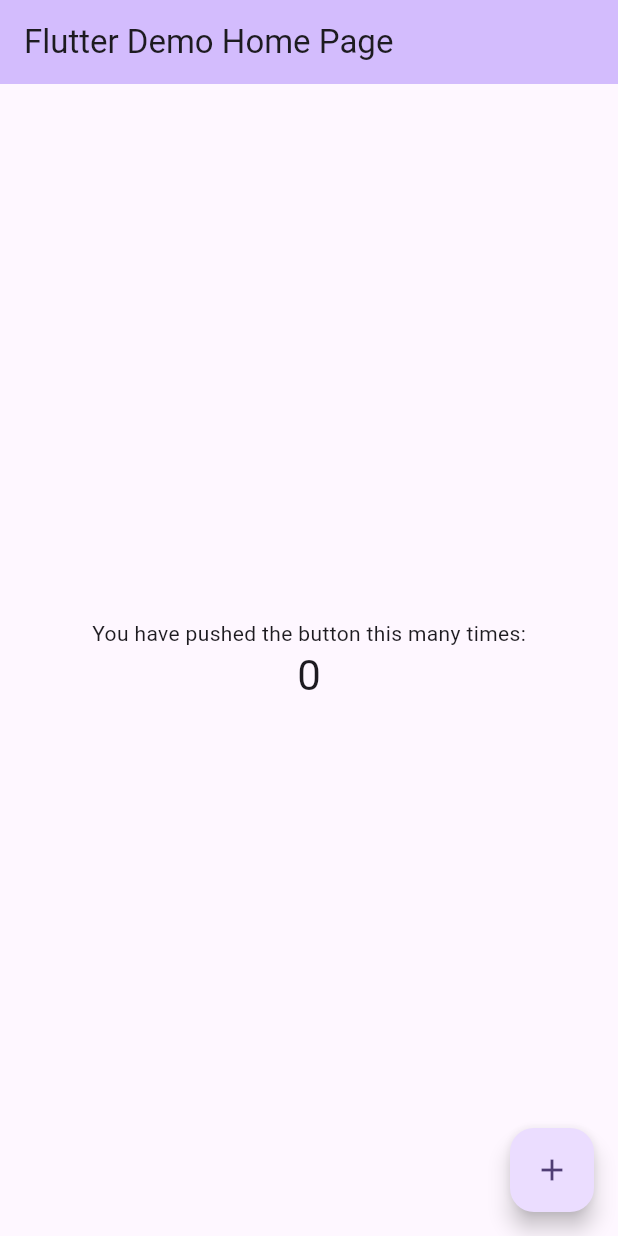
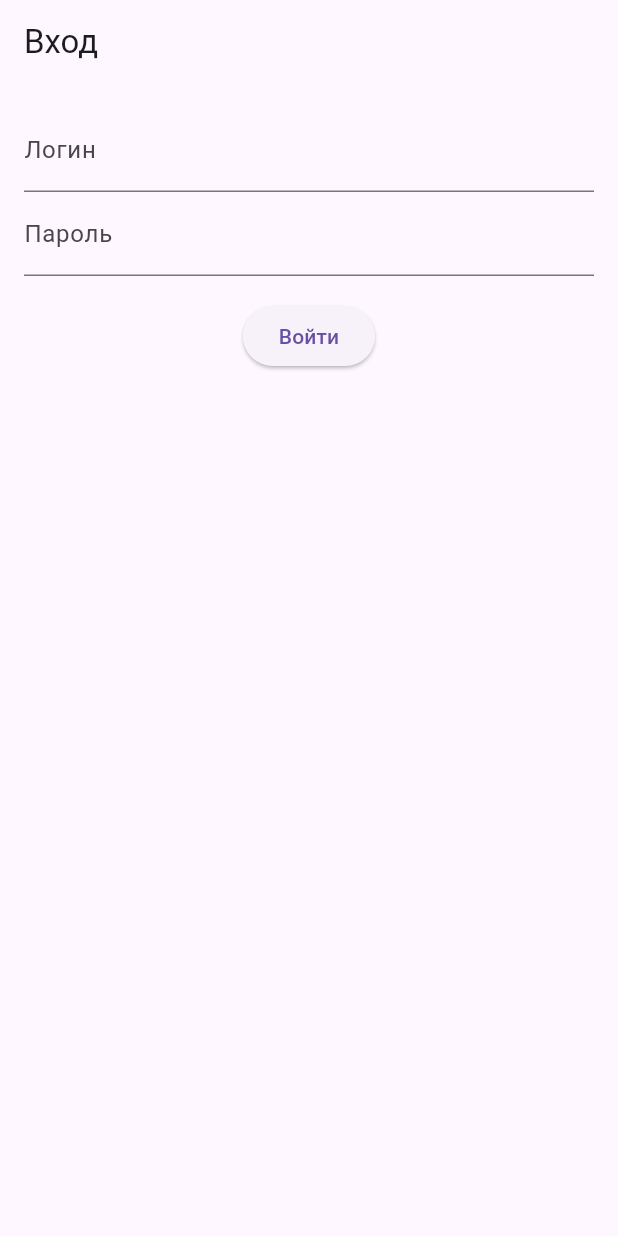
Before and after one commit to Ranger7097/cyberdom_app, a Flutter app: the screen it shows after launch, on a phone screen of 412 x 824 dp. Run offline on Flutter 3.47's test engine with Material 3 defaults, Android fonts, the phone set to English and light mode, and no system bars.

Commit message:
finish day

```diff
--- a/lib/main.dart
+++ b/lib/main.dart
@@ -1,4 +1,7 @@
 import 'package:flutter/material.dart';
+import 'package:provider/provider.dart';
+import 'screens/login_screen.dart';
+import 'providers/auth_provider.dart';
 
 void main() {
   runApp(const MyApp());
@@ -9,56 +12,12 @@ class MyApp extends StatelessWidget {
 
   @override
   Widget build(BuildContext context) {
-    return MaterialApp(
-      title: 'Flutter Demo',
-      theme: ThemeData(
-        colorScheme: ColorScheme.fromSeed(seedColor: Colors.deepPurple),
-      ),
-      home: const MyHomePage(title: 'Flutter Demo Home Page'),
-    );
-  }
-}
-
-class MyHomePage extends StatefulWidget {
-  const MyHomePage({super.key, required this.title});
-
-  final String title;
-
-  @override
-  State<MyHomePage> createState() => _MyHomePageState();
-}
-
-class _MyHomePageState extends State<MyHomePage> {
-  int _counter = 0;
-
-  void _incrementCounter() {
-    setState(() {});
-  }
-
-  @override
-  Widget build(BuildContext context) {
-    return Scaffold(
-      appBar: AppBar(
-        backgroundColor: Theme.of(context).colorScheme.inversePrimary,
-
-        title: Text(widget.title),
-      ),
-      body: Center(
-        child: Column(
-          mainAxisAlignment: MainAxisAlignment.center,
-          children: <Widget>[
-            const Text('You have pushed the button this many times:'),
-            Text(
-              '$_counter',
-              style: Theme.of(context).textTheme.headlineMedium,
-            ),
-          ],
-        ),
-      ),
-      floatingActionButton: FloatingActionButton(
-        onPressed: _incrementCounter,
-        tooltip: 'Increment',
-        child: const Icon(Icons.add),
+    return ChangeNotifierProvider(
+      create: (_) => AuthProvider(),
+      child: MaterialApp(
+        title: 'iCafe App',
+        theme: ThemeData(primarySwatch: Colors.blue),
+        home: const LoginScreen(),
       ),
     );
   }
--- /dev/null
+++ b/lib/providers/auth_provider.dart
@@ -0,0 +1,39 @@
+// ignore: library_prefixes
+import 'package:cyberdom_app/services/auth_service.dart' as AuthService;
+import 'package:flutter/material.dart';
+
+class AuthProvider with ChangeNotifier {
+  String? _token;
+  bool _isLoading = false;
+  String? _error;
+
+  String? get token => _token;
+  bool get isLoading => _isLoading;
+  String? get error => _error;
+  bool get isLoggedIn => _token != null;
+
+  Future<void> login(String username, String password) async {
+    _isLoading = true;
+    _error = null;
+    notifyListeners();
+
+    final result = await AuthService.login(
+      username: username,
+      password: password,
+    );
+
+    _isLoading = false;
+    if (result['success']) {
+      _token = result['data']['token'];
+    } else {
+      _error = result['message'];
+    }
+
+    notifyListeners();
+  }
+
+  void logout() {
+    _token = null;
+    notifyListeners();
+  }
+}
--- /dev/null
+++ b/lib/screens/login_screen.dart
@@ -0,0 +1,63 @@
+import 'package:flutter/material.dart';
+import 'package:provider/provider.dart';
+import '../providers/auth_provider.dart';
+
+class LoginScreen extends StatelessWidget {
+  const LoginScreen({super.key});
+
+  @override
+  Widget build(BuildContext context) {
+    final auth = Provider.of<AuthProvider>(context);
+    final usernameController = TextEditingController();
+    final passwordController = TextEditingController();
+
+    return Scaffold(
+      appBar: AppBar(title: const Text('Вход')),
+      body: Padding(
+        padding: const EdgeInsets.all(16.0),
+        child: Column(
+          children: [
+            TextField(
+              controller: usernameController,
+              decoration: const InputDecoration(labelText: 'Логин'),
+            ),
+            TextField(
+              controller: passwordController,
+              obscureText: true,
+              decoration: const InputDecoration(labelText: 'Пароль'),
+            ),
+            const SizedBox(height: 16),
+            ElevatedButton(
+              onPressed: auth.isLoading
+                  ? null
+                  : () async {
+                      await auth.login(
+                        usernameController.text,
+                        passwordController.text,
+                      );
+
+                      if (auth.isLoggedIn) {
+                        // перейти на следующий экран
+                        ScaffoldMessenger.of(context).showSnackBar(
+                          const SnackBar(content: Text('Успешный вход!')),
+                        );
+                      }
+                    },
+              child: auth.isLoading
+                  ? const CircularProgressIndicator()
+                  : const Text('Войти'),
+            ),
+            if (auth.error != null)
+              Padding(
+                padding: const EdgeInsets.only(top: 16),
+                child: Text(
+                  auth.error!,
+                  style: const TextStyle(color: Colors.red),
+                ),
+              ),
+          ],
+        ),
+      ),
+    );
+  }
+}
```
Also changed, not shown: lib/services/auth_service.dart (added, +22 -0 lines), 1 other file.
